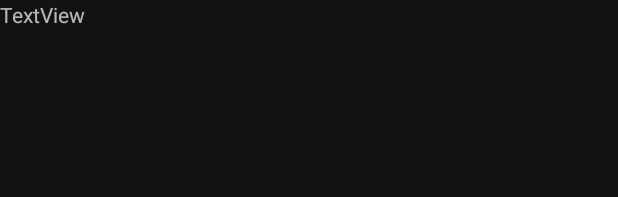
After one commit to sukauto/SukautoAndroid, an Android app: the layout activity_log_reader.xml on its own in the app's theme, with its tools: preview values and no code run, on a phone screen of 412 x 824 dp. The commit adds this screen. Shown: the top 197 px of the screen. Run offline under Robolectric (Android 15) with nearby library versions, the phone set to English and light mode, and no system bars.

Commit message:
add logs view

```diff
--- /dev/null
+++ b/app/src/main/res/layout/activity_log_reader.xml
@@ -0,0 +1,21 @@
+<?xml version="1.0" encoding="utf-8"?>
+<androidx.constraintlayout.widget.ConstraintLayout
+        xmlns:android="http://schemas.android.com/apk/res/android"
+        xmlns:tools="http://schemas.android.com/tools"
+        xmlns:app="http://schemas.android.com/apk/res-auto"
+        android:layout_width="match_parent"
+        android:layout_height="match_parent"
+        tools:context=".LogReader">
+
+    <ScrollView
+            android:layout_width="match_parent"
+            android:layout_height="match_parent">
+        <LinearLayout android:layout_width="match_parent" android:layout_height="wrap_content"
+                      android:orientation="vertical">
+            <TextView
+                    android:text="TextView"
+                    android:layout_width="wrap_content"
+                    android:layout_height="wrap_content" android:id="@+id/textView2" android:layout_weight="1"/>
+        </LinearLayout>
+    </ScrollView>
+</androidx.constraintlayout.widget.ConstraintLayout>
--- a/app/src/main/res/values/strings.xml
+++ b/app/src/main/res/values/strings.xml
@@ -12,4 +12,5 @@
     <string name="title_activity_main">MainActivity</string>
     <string name="bs">2dp</string>
     <string name="host_title">host:</string>
+    <string name="title_activity_log_reader">Logs</string>
 </resources>
```
Also changed, not shown: app/src/main/AndroidManifest.xml (+10 -4 lines), app/src/main/java/com/example/newsukauto/LogReader.kt (added, +47 -0 lines), app/src/main/java/com/example/newsukauto/MainActivity.kt (+12 -3 lines).
